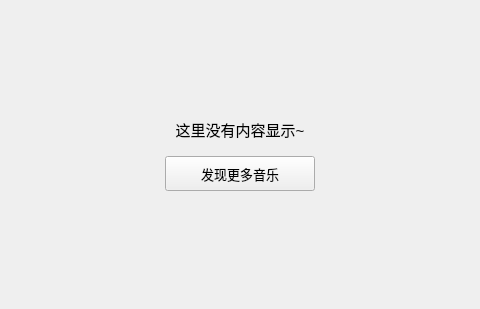
The window that KuGouStart/MyCollection/SpecialAlbum/SpecialAlbum.ui (a-mo-xi-wei/Qt-KuGouAppClient) describes before a commit, drawn with Qt 5; both pictures show x 164 to 644 and y 0 to 309 of the 807 by 309 pixel window.
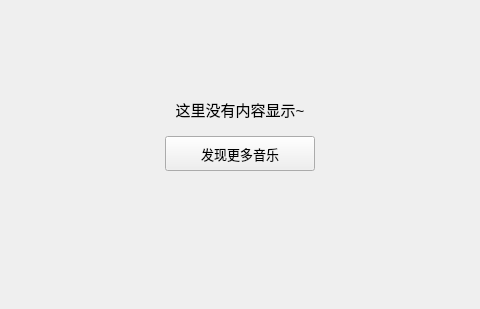
The same window after the commit.

Patch:
```diff
--- a/KuGouStart/MyCollection/SpecialAlbum/SpecialAlbum.ui
+++ b/KuGouStart/MyCollection/SpecialAlbum/SpecialAlbum.ui
@@ -16,7 +16,7 @@
   <layout class="QVBoxLayout" name="verticalLayout">
    <item>
     <widget class="QWidget" name="table_widget" native="true">
-     <layout class="QVBoxLayout" name="verticalLayout_2">
+     <layout class="QVBoxLayout" name="verticalLayout_2" stretch="2,1,3">
       <item>
        <spacer name="verticalSpacer_2">
         <property name="orientation">
```
